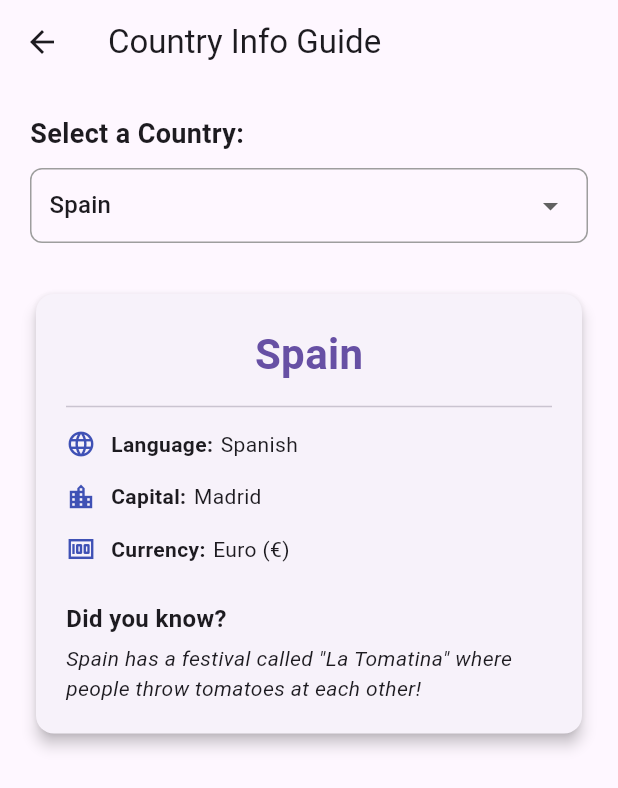
After one commit to afnankhanniazi/MAD-PROJECT, a Flutter app: the CountryGuideScreen screen opened directly, on a phone screen of 412 x 824 dp. The commit adds this screen. Shown: the top 788 px of the screen. Run offline on Flutter 3.47's test engine with Material 3 defaults, Android fonts, the phone set to English and light mode, and no system bars.

Commit message:
adding two new features

```diff
--- /dev/null
+++ b/globe_lingo/lib/country_guide.dart
@@ -0,0 +1,164 @@
+import 'package:flutter/material.dart';
+
+class CountryGuideScreen extends StatefulWidget {
+  const CountryGuideScreen({super.key});
+
+  @override
+  State<CountryGuideScreen> createState() => _CountryGuideScreenState();
+}
+
+class _CountryGuideScreenState extends State<CountryGuideScreen> {
+  // Static data for the Country Guide
+  final List<Map<String, String>> countries = [
+    {
+      'name': 'Spain',
+      'language': 'Spanish',
+      'capital': 'Madrid',
+      'currency': 'Euro (€)',
+      'fact': 'Spain has a festival called "La Tomatina" where people throw tomatoes at each other!',
+    },
+    {
+      'name': 'France',
+      'language': 'French',
+      'capital': 'Paris',
+      'currency': 'Euro (€)',
+      'fact': 'The Eiffel Tower can grow more than 15 cm taller during the summer due to heat expansion.',
+    },
+    {
+      'name': 'Germany',
+      'language': 'German',
+      'capital': 'Berlin',
+      'currency': 'Euro (€)',
+      'fact': 'There are over 1,000 kinds of sausages in Germany!',
+    },
+    {
+      'name': 'Pakistan',
+      'language': 'Urdu',
+      'capital': 'Islamabad',
+      'currency': 'Rupee (PKR)',
+      'fact': 'Pakistan makes more than 50% of the worlds hand-sewn footballs.',
+    },
+    {
+      'name': 'China',
+      'language': 'Chinese',
+      'capital': 'Beijing',
+      'currency': 'Yuan (¥)',
+      'fact': 'The Great Wall of China is the longest wall in the world, stretching over 13,000 miles.',
+    },
+  ];
+
+  // Default selection
+  Map<String, String> selectedCountry = {};
+
+  @override
+  void initState() {
+    super.initState();
+    // Start with the first country in the list
+    selectedCountry = countries[0];
+  }
+
+  @override
+  Widget build(BuildContext context) {
+    return Scaffold(
+      appBar: AppBar(title: const Text('Country Info Guide')),
+      body: Padding(
+        padding: const EdgeInsets.all(20),
+        child: Column(
+          crossAxisAlignment: CrossAxisAlignment.start,
+          children: [
+            const Text(
+              "Select a Country:",
+              style: TextStyle(fontSize: 18, fontWeight: FontWeight.bold),
+            ),
+            const SizedBox(height: 10),
+
+            // Dropdown to choose country
+            Container(
+              padding: const EdgeInsets.symmetric(horizontal: 12),
+              decoration: BoxDecoration(
+                border: Border.all(color: Colors.grey),
+                borderRadius: BorderRadius.circular(8),
+              ),
+              child: DropdownButtonHideUnderline(
+                child: DropdownButton<Map<String, String>>(
+                  isExpanded: true,
+                  value: selectedCountry,
+                  items: countries.map((country) {
+                    return DropdownMenuItem(
+                      value: country,
+                      child: Text(country['name']!),
+                    );
+                  }).toList(),
+                  onChanged: (value) {
+                    setState(() {
+                      selectedCountry = value!;
+                    });
+                  },
+                ),
+              ),
+            ),
+            const SizedBox(height: 30),
+
+            // Info Card
+            Card(
+              elevation: 4,
+              shape: RoundedRectangleBorder(
+                borderRadius: BorderRadius.circular(12),
+              ),
+              child: Padding(
+                padding: const EdgeInsets.all(20),
+                child: Column(
+                  crossAxisAlignment: CrossAxisAlignment.start,
+                  children: [
+                    Center(
+                      child: Text(
+                        selectedCountry['name']!,
+                        style: TextStyle(
+                          fontSize: 28,
+                          fontWeight: FontWeight.bold,
+                          color: Theme.of(context).primaryColor,
+                        ),
+                      ),
+                    ),
+                    const Divider(height: 30),
+                    _buildInfoRow(Icons.language, "Language:", selectedCountry['language']!),
+                    const SizedBox(height: 15),
+                    _buildInfoRow(Icons.location_city, "Capital:", selectedCountry['capital']!),
+                    const SizedBox(height: 15),
+                    _buildInfoRow(Icons.money, "Currency:", selectedCountry['currency']!),
+                    const SizedBox(height: 25),
+                    const Text(
+                      "Did you know?",
+                      style: TextStyle(fontWeight: FontWeight.bold, fontSize: 16),
+                    ),
+                    const SizedBox(height: 5),
+                    Text(
+                      selectedCountry['fact']!,
+                      style: const TextStyle(fontSize: 14, fontStyle: FontStyle.italic),
+                    ),
+                  ],
+                ),
+              ),
+            ),
+          ],
+        ),
+      ),
+    );
+  }
+
+  // Helper widget to build rows of info
+  Widget _buildInfoRow(IconData icon, String label, String value) {
+    return Row(
+      children: [
+        Icon(icon, color: Colors.indigo, size: 20),
+        const SizedBox(width: 10),
+        Text(
+          label,
+          style: const TextStyle(fontWeight: FontWeight.bold),
+        ),
+        const SizedBox(width: 5),
+        Expanded(child: Text(value)),
+      ],
+    );
+  }
+}
```
Also changed, not shown: globe_lingo/lib/main.dart (+14 -2 lines), globe_lingo/lib/voice_translator.dart (added, +149 -0 lines).
